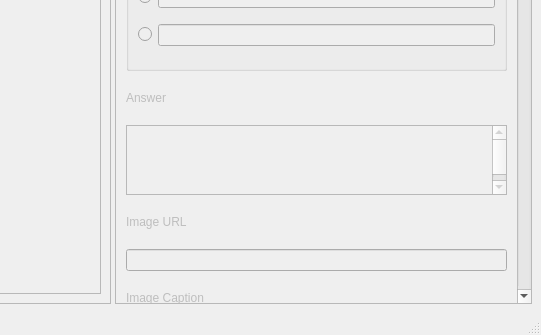
The window that src/ui/ui_main_window.ui (johnneed/kwiz-kreator) describes before a commit, drawn with Qt 5; both pictures show x 312 to 853 and y 495 to 830 of the 853 by 830 pixel window.
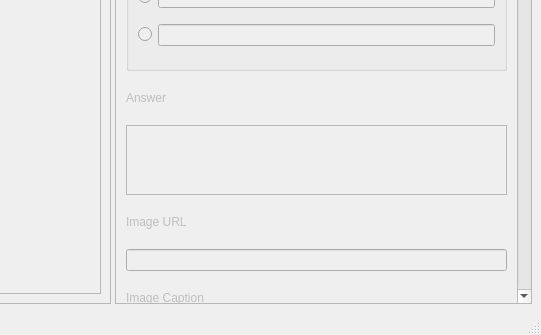
The same window after the commit. Icons and pictures are not drawn.

Diff of the .ui file:
```diff
--- a/src/ui/ui_main_window.ui
+++ b/src/ui/ui_main_window.ui
@@ -65,7 +65,7 @@
         <property name="geometry">
          <rect>
           <x>0</x>
-          <y>0</y>
+          <y>-2097</y>
           <width>402</width>
           <height>2935</height>
          </rect>
@@ -324,25 +324,12 @@
               </widget>
              </item>
              <item>
-              <widget class="QTextEdit" name="q1AnswerTextEdit">
+              <widget class="QPlainTextEdit" name="q1AnswerPlainTextEdit">
                <property name="toolTip">
                 <string>&lt;html&gt;&lt;head/&gt;&lt;body&gt;&lt;p&gt;A
                                                                     longer explanation about the correct answer&lt;/p&gt;&lt;/body&gt;&lt;/html&gt;
                                                                 </string>
                </property>
-               <property name="html">
-                <string>&lt;!DOCTYPE HTML PUBLIC &quot;-//W3C//DTD HTML 4.0//EN&quot; &quot;http://www.w3.org/TR/REC-html40/strict.dtd&quot;&gt;
-&lt;html&gt;&lt;head&gt;&lt;meta name=&quot;qrichtext&quot; content=&quot;1&quot; /&gt;&lt;meta charset=&quot;utf-8&quot; /&gt;&lt;style type=&quot;text/css&quot;&gt;
-p, li { white-space: pre-wrap; }
-hr { height: 1px; border-width: 0; }
-li.unchecked::marker { content: &quot;\2610&quot;; }
-li.checked::marker { content: &quot;\2612&quot;; }
-&lt;/style&gt;&lt;/head&gt;&lt;body style=&quot; font-family:'Ubuntu'; font-size:11pt; font-weight:400; font-style:normal;&quot;&gt;
-&lt;p style=&quot; margin-top:0px; margin-bottom:0px; margin-left:0px; margin-right:0px; -qt-block-indent:0; text-indent:0px;&quot;&gt;                                                                    &lt;/p&gt;
-&lt;p style=&quot; margin-top:0px; margin-bottom:0px; margin-left:0px; margin-right:0px; -qt-block-indent:0; text-indent:0px;&quot;&gt;                                                                     &lt;/p&gt;
-&lt;p style=&quot; margin-top:0px; margin-bottom:0px; margin-left:0px; margin-right:0px; -qt-block-indent:0; text-indent:0px;&quot;&gt;                                                                     &lt;/p&gt;
-&lt;p style=&quot; margin-top:0px; margin-bottom:0px; margin-left:0px; margin-right:0px; -qt-block-indent:0; text-indent:0px;&quot;&gt;                                                                 &lt;/p&gt;&lt;/body&gt;&lt;/html&gt;</string>
-               </property>
               </widget>
              </item>
              <item>
```
Left out of the diff: 117 changed lines with no effect on the pictures.
